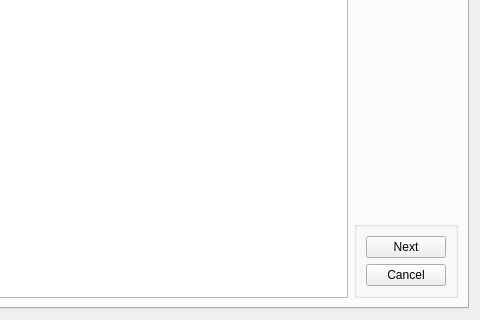
Above: src/gui/mca_wizard.ui from Ecotrust/delphos before the change; both pictures show x 242 to 722 and y 264 to 584 of the 722 by 584 pixel window. Below: the same form after it.
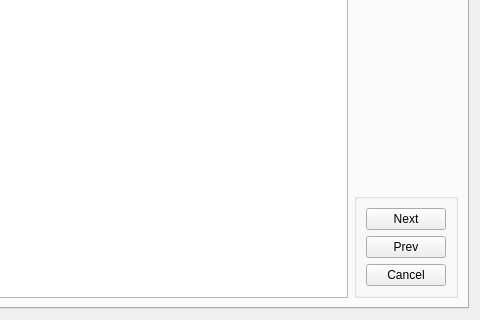
That is the form after the change. The open tabs and pages were chosen to show the change. Custom widgets are drawn as their Qt base class.

```diff
--- a/src/gui/mca_wizard.ui
+++ b/src/gui/mca_wizard.ui
@@ -202,6 +202,13 @@
                 </property>
                </widget>
               </item>
+              <item>
+               <widget class="QPushButton" name="crit_prev_button" >
+                <property name="text" >
+                 <string>Prev</string>
+                </property>
+               </widget>
+              </item>
               <item>
                <widget class="QPushButton" name="crit_cancel_button" >
                 <property name="text" >
@@ -646,6 +653,11 @@
    <extends>QTableWidget</extends>
    <header>CriteriaMcaTableWidget.h</header>
   </customwidget>
+  <customwidget>
+   <class>InputMcaTableWidget</class>
+   <extends>QTableWidget</extends>
+   <header>InputMcaTableWidget.h</header>
+  </customwidget>
  </customwidgets>
  <resources/>
  <connections/>
```
Left out of the diff: 31 changed lines with no effect on the pictures.
